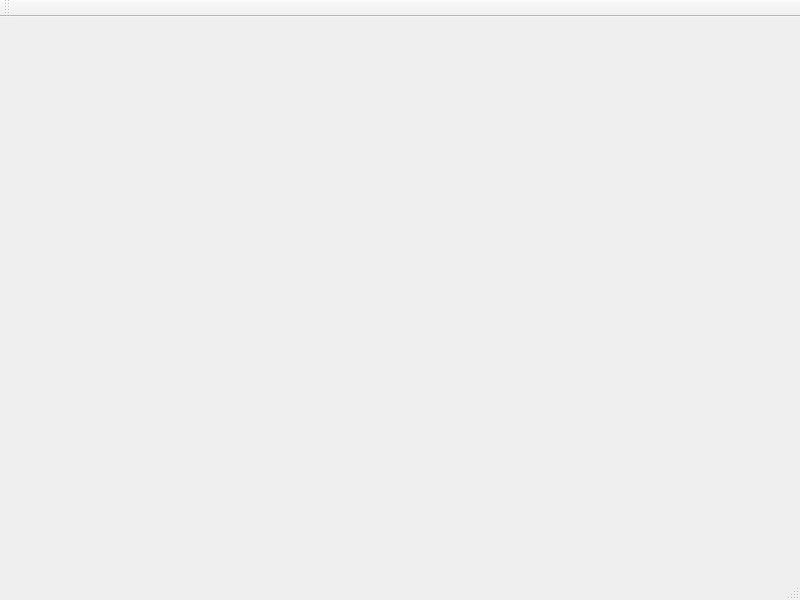
First picture: the form in mainwindow.ui, repository ottodevs/project-biblioteca, before the edit.
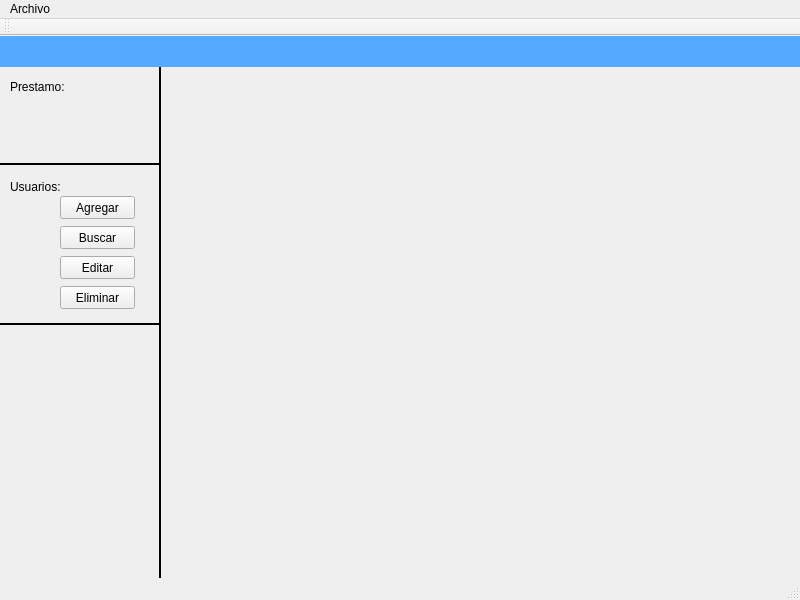
Second picture: the form after the edit.

```diff
--- a/mainwindow.ui
+++ b/mainwindow.ui
@@ -13,7 +13,162 @@
   <property name="windowTitle">
    <string>MainWindow</string>
   </property>
-  <widget class="QWidget" name="centralWidget"/>
+  <widget class="QWidget" name="centralWidget">
+   <widget class="Line" name="line">
+    <property name="geometry">
+     <rect>
+      <x>150</x>
+      <y>30</y>
+      <width>20</width>
+      <height>551</height>
+     </rect>
+    </property>
+    <property name="frameShadow">
+     <enum>QFrame::Plain</enum>
+    </property>
+    <property name="lineWidth">
+     <number>2</number>
+    </property>
+    <property name="midLineWidth">
+     <number>0</number>
+    </property>
+    <property name="orientation">
+     <enum>Qt::Vertical</enum>
+    </property>
+   </widget>
+   <widget class="QLabel" name="label">
+    <property name="geometry">
+     <rect>
+      <x>0</x>
+      <y>0</y>
+      <width>800</width>
+      <height>31</height>
+     </rect>
+    </property>
+    <property name="styleSheet">
+     <string notr="true">background-color: rgb(85, 170, 255);</string>
+    </property>
+    <property name="text">
+     <string/>
+    </property>
+   </widget>
+   <widget class="QLabel" name="label_2">
+    <property name="geometry">
+     <rect>
+      <x>10</x>
+      <y>40</y>
+      <width>71</width>
+      <height>21</height>
+     </rect>
+    </property>
+    <property name="text">
+     <string>Prestamo: </string>
+    </property>
+   </widget>
+   <widget class="QLabel" name="label_3">
+    <property name="geometry">
+     <rect>
+      <x>10</x>
+      <y>140</y>
+      <width>61</width>
+      <height>21</height>
+     </rect>
+    </property>
+    <property name="text">
+     <string>Usuarios: </string>
+    </property>
+   </widget>
+   <widget class="QPushButton" name="pushButton">
+    <property name="geometry">
+     <rect>
+      <x>60</x>
+      <y>160</y>
+      <width>75</width>
+      <height>23</height>
+     </rect>
+    </property>
+    <property name="text">
+     <string>Agregar</string>
+    </property>
+   </widget>
+   <widget class="QPushButton" name="pushButton_2">
+    <property name="geometry">
+     <rect>
+      <x>60</x>
+      <y>190</y>
+      <width>75</width>
+      <height>23</height>
+     </rect>
+    </property>
+    <property name="text">
+     <string>Buscar</string>
+    </property>
+   </widget>
+   <widget class="QPushButton" name="pushButton_3">
+    <property name="geometry">
+     <rect>
+      <x>60</x>
+      <y>220</y>
+      <width>75</width>
+      <height>23</height>
+     </rect>
+    </property>
+    <property name="text">
+     <string>Editar</string>
+    </property>
+   </widget>
+   <widget class="QPushButton" name="pushButton_4">
+    <property name="geometry">
+     <rect>
+      <x>60</x>
+      <y>250</y>
+      <width>75</width>
+      <height>23</height>
+     </rect>
+    </property>
+    <property name="text">
+     <string>Eliminar</string>
+    </property>
+   </widget>
+   <widget class="Line" name="line_2">
+    <property name="geometry">
+     <rect>
+      <x>0</x>
+      <y>280</y>
+      <width>161</width>
+      <height>16</height>
+     </rect>
+    </property>
+    <property name="frameShadow">
+     <enum>QFrame::Plain</enum>
+    </property>
+    <property name="lineWidth">
+     <number>2</number>
+    </property>
+    <property name="orientation">
+     <enum>Qt::Horizontal</enum>
+    </property>
+   </widget>
+   <widget class="Line" name="line_3">
+    <property name="geometry">
+     <rect>
+      <x>0</x>
+      <y>120</y>
+      <width>161</width>
+      <height>16</height>
+     </rect>
+    </property>
+    <property name="frameShadow">
+     <enum>QFrame::Plain</enum>
+    </property>
+    <property name="lineWidth">
+     <number>2</number>
+    </property>
+    <property name="orientation">
+     <enum>Qt::Horizontal</enum>
+    </property>
+   </widget>
+  </widget>
   <widget class="QMenuBar" name="menuBar">
    <property name="geometry">
     <rect>
@@ -23,6 +178,14 @@
      <height>21</height>
     </rect>
    </property>
+   <widget class="QMenu" name="menuArchivo">
+    <property name="title">
+     <string>Archivo</string>
+    </property>
+    <addaction name="actionInicio"/>
+    <addaction name="actionSalir"/>
+   </widget>
+   <addaction name="menuArchivo"/>
   </widget>
   <widget class="QToolBar" name="mainToolBar">
    <attribute name="toolBarArea">
```
Left out of the diff: 10 changed lines with no effect on the pictures.
